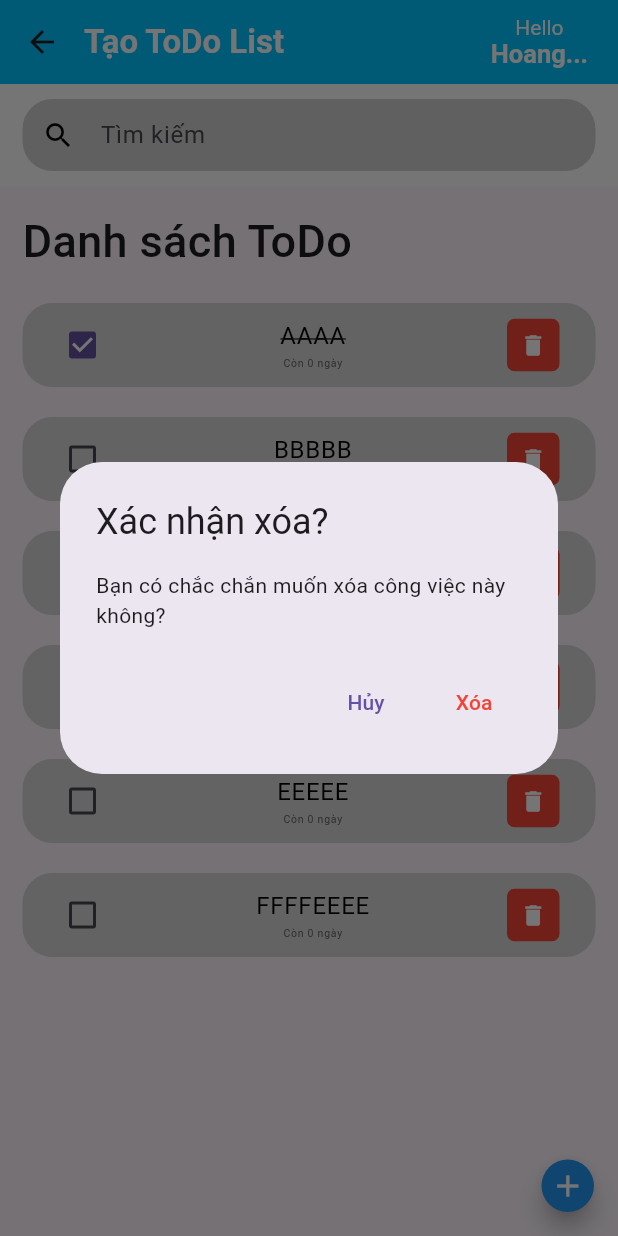
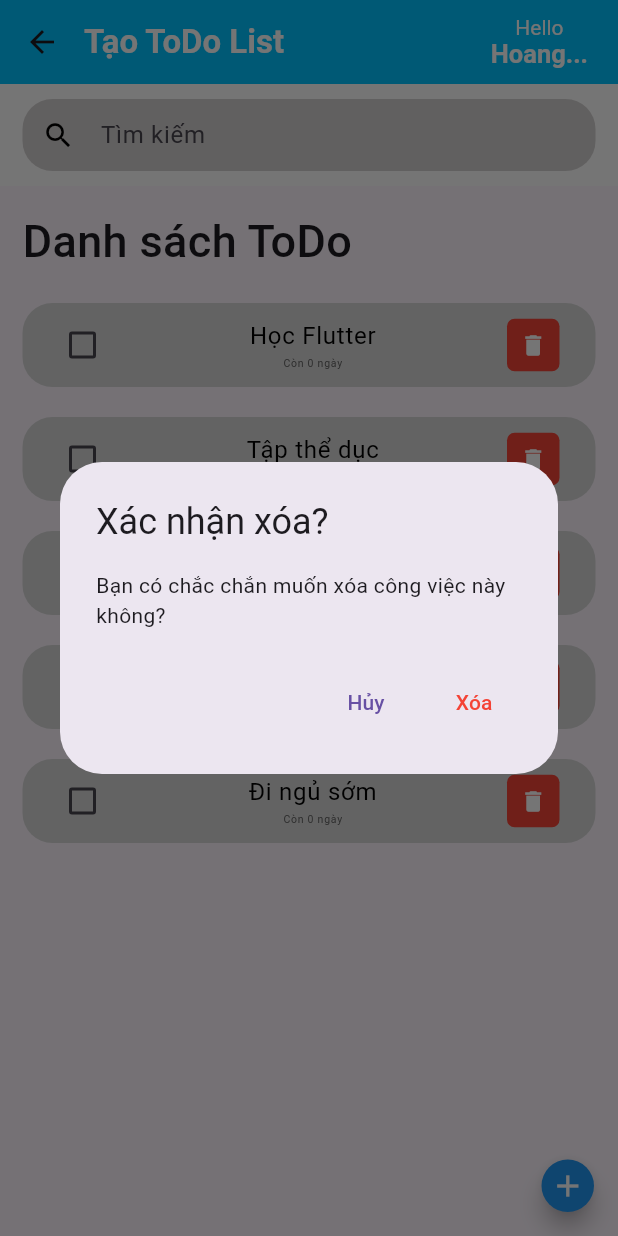
Before and after one commit to ZoeKerri/DoAnLTDD, a Flutter app: the TodoScreen screen opened directly, after a tap on the "delete" icon, on a phone screen of 412 x 824 dp. Run offline on Flutter 3.47's test engine with Material 3 defaults, Android fonts, the light colour scheme and no system bars; our stand-ins replace firebase_core, sqflite; accounts and stored records are empty.

Commit message:
update 1

```diff
--- /dev/null
+++ b/lib/database/database_helper.dart
@@ -0,0 +1,81 @@
+import 'package:sqflite/sqflite.dart';
+import 'package:path/path.dart';
+import 'package:doanltdd/models/todo.dart';
+
+class DatabaseHelper {
+  static final DatabaseHelper instance = DatabaseHelper._init();
+  static Database? _database;
+
+  DatabaseHelper._init();
+
+  Future<Database> get database async {
+    if (_database != null) return _database!;
+    _database = await _initDB('todo_database.db');
+    return _database!;
+  }
+
+  Future<Database> _initDB(String filePath) async {
+    print("⏳ Getting database path...");
+    final dbPath = await getDatabasesPath();
+    print("📂 Database path retrieved: $dbPath"); // Nếu không in ra => lỗi
+
+    final path = join(dbPath, filePath);
+    print("📂 Full database path: $path");
+
+    return await openDatabase(
+      path,
+      version: 1,
+      onCreate: _createDB,
+    );
+  }
+
+
+
+  Future<void> _createDB(Database db, int version) async {
+    await db.execute('''
+      CREATE TABLE ToDo (
+        id TEXT PRIMARY KEY,
+        ToDoText TEXT NOT NULL,
+        priority INTEGER,
+        isNotify INTEGER,
+        date TEXT,
+        isDone INTEGER
+      )
+    ''');
+  }
+
+  //k có kiểu boolean nên xài interger
+
+  // Thêm ToDo vào SQLite
+  Future<int> insertToDo(ToDo todo) async {
+    final db = await database;
+    return await db.insert('ToDo', todo.toMap());
+  }
+
+  // Lấy danh sách tất cả ToDo
+  Future<List<ToDo>> getAllToDos() async {
+    final db = await database;
+    final List<Map<String, dynamic>> maps = await db.query('ToDo');
+
+    return List.generate(maps.length, (i) {
+      return ToDo.fromMap(maps[i]);
+    });
+  }
+
+  // Cập nhật trạng thái hoàn thành
+  Future<int> updateToDo(ToDo todo) async {
+    final db = await database;
+    return await db.update(
+      'ToDo',
+      todo.toMap(),
+      where: 'id = ?',
+      whereArgs: [todo.id],
+    );
+  }
+
+  // Xóa ToDo theo ID
+  Future<int> deleteToDo(String id) async {
+    final db = await database;
+    return await db.delete('ToDo', where: 'id = ?', whereArgs: [id]);
+  }
+}
--- a/lib/models/todo.dart
+++ b/lib/models/todo.dart
@@ -1,8 +1,8 @@
 class ToDo {
   String? id;
   String? ToDoText;
-  int ?priority;
-  bool ?isNotify;
+  int? priority;
+  bool? isNotify;
   DateTime? date;
   bool isDone;
 
@@ -15,14 +15,30 @@ class ToDo {
     this.isDone = false,
   });
 
-  static List<ToDo> ToDoList(){
-    return [
-      ToDo(id: "1", ToDoText: "AAAA", date: DateTime(2025,3,9,12,30), isDone: true),
-      ToDo(id: "2", ToDoText: "BBBBB", date: DateTime(2025,3,9)),
-      ToDo(id: "3", ToDoText: "CCCCC", date: DateTime(2025,3,9)),
-      ToDo(id: "4", ToDoText: "DDDDD", date: DateTime(2025,3,9)),
-      ToDo(id: "5", ToDoText: "EEEEE", date: DateTime(2025,3,9)),
-      ToDo(id: "6", ToDoText: "FFFFEEEE", date: DateTime(2025,3,9)),
-    ];
+  Map<String, dynamic> toMap() {
+    return {
+      'id': id,
+      'ToDoText': ToDoText,
+      'priority': priority,
+      'isNotify': isNotify == true ? 1 : 0,
+      'date': date?.toIso8601String(),
+      'isDone': isDone ? 1 : 0,
+    };
   }
+
+  factory ToDo.fromMap(Map<String, dynamic> map) {
+    return ToDo(
+      id: map['id'],
+      ToDoText: map['ToDoText'],
+      priority: map['priority'],
+      isNotify: map['isNotify'] == 1,
+      date: map['date'] != null
+          ? (map['date'] is int
+              ? DateTime.fromMillisecondsSinceEpoch(map['date'])
+              : DateTime.tryParse(map['date']) ?? DateTime.fromMillisecondsSinceEpoch(int.parse(map['date'])))
+          : null,
+      isDone: map['isDone'] == 1,
+    );
+  }
+
 }
--- a/lib/screens/todo_screen.dart
+++ b/lib/screens/todo_screen.dart
@@ -1,6 +1,8 @@
 import 'package:flutter/material.dart';
 import '../models/todo.dart';
 import '../components/todo_items.dart';
+import '../database/database_helper.dart';
+import '../models/todo.dart';
 
 class TodoScreen extends StatefulWidget {
   TodoScreen({Key? key}) : super(key: key);
@@ -10,20 +12,47 @@ class TodoScreen extends StatefulWidget {
 }
 
 class _HomeState extends State<TodoScreen> {
-  List<ToDo> todoList = ToDo.ToDoList();
+  List<ToDo> todoList = [];
   List<ToDo> _foundToDoLlist = [];
 
   @override
-  void initState(){
-    _foundToDoLlist = todoList;
+  void initState() {
   super.initState();
+  _initializeToDoList();
   }
 
-  void _deleteToDoItem(String id) {
+  void _initializeToDoList() async {
+    List<ToDo> data = await DatabaseHelper.instance.getAllToDos();
+
+    if (data.isEmpty) {
+      List<ToDo> defaultTodos = [
+        ToDo(id: "1", ToDoText: "Học Flutter", priority: 1, isNotify: false, date: DateTime.now()),
+        ToDo(id: "2", ToDoText: "Tập thể dục", priority: 2, isNotify: false, date: DateTime.now()),
+        ToDo(id: "3", ToDoText: "Đọc sách", priority: 2, isNotify: true, date: DateTime.now()),
+        ToDo(id: "4", ToDoText: "Viết báo cáo", priority: 1, isNotify: false, date: DateTime.now()),
+        ToDo(id: "5", ToDoText: "Đi ngủ sớm", priority: 3, isNotify: false, date: DateTime.now()),
+      ];
+
+      for (var todo in defaultTodos) {
+        await DatabaseHelper.instance.insertToDo(todo);
+      }
+
+      data = await DatabaseHelper.instance.getAllToDos();
+    }
+
+    setState(() {
+      todoList = data;
+      _foundToDoLlist = data;
+    });
+  }
+
+  void _deleteToDoItem(String id) async {
+    await DatabaseHelper.instance.deleteToDo(id);
     setState(() {
       todoList.removeWhere((item) => item.id == id);
     });
   }
+
 
   void _searching(String enteredKey)
   {
@@ -45,7 +74,7 @@ class _HomeState extends State<TodoScreen> {
     });
   }
 
-  void _showBottomSheet(ToDo ?t) {
+void _showBottomSheet(ToDo? t) {
   TextEditingController _textController = TextEditingController(text: t?.ToDoText ?? "");
   int _selectedRadio = t?.priority ?? 1;
   bool _switchValue = t?.isNotify ?? false;
@@ -76,7 +105,7 @@ class _HomeState extends State<TodoScreen> {
                   SizedBox(height: 16),
                   Column(
                     children: [
-                        RadioListTile(//demo radio check
+                      RadioListTile(
                         title: Text("Quan trọng"),
                         value: 1,
                         groupValue: _selectedRadio,
@@ -107,7 +136,7 @@ class _HomeState extends State<TodoScreen> {
                     mainAxisAlignment: MainAxisAlignment.spaceBetween,
                     children: [
                       Text("Bật/Tắt thông báo"),
-                        Switch(//demo switch
+                      Switch(
                         value: _switchValue,
                         onChanged: (bool value) {
                           setState(() => _switchValue = value);
@@ -122,7 +151,7 @@ class _HomeState extends State<TodoScreen> {
                       Text("Ngày: ${_selectedDate.day}/${_selectedDate.month}/${_selectedDate.year}"),
                       ElevatedButton(
                         onPressed: () async {
-                            DateTime? pickedDate = await showDatePicker(//demo datepicker
+                          DateTime? pickedDate = await showDatePicker(
                             context: context,
                             initialDate: _selectedDate,
                             firstDate: DateTime(2000),
@@ -143,7 +172,7 @@ class _HomeState extends State<TodoScreen> {
                       Text("Giờ: ${_selectedTime.hour}:${_selectedTime.minute}"),
                       ElevatedButton(
                         onPressed: () async {
-                            TimeOfDay? pickedTime = await showTimePicker(//demo TimePicker
+                          TimeOfDay? pickedTime = await showTimePicker(
                             context: context,
                             initialTime: _selectedTime,
                           );
@@ -165,27 +194,9 @@ class _HomeState extends State<TodoScreen> {
                       ),
                       SizedBox(width: 8),
                       ElevatedButton(
-                          onPressed: () {
+                        onPressed: () async {
                           Navigator.of(context).pop();
 
-                            if(t != null)
-                            {
-                              t.ToDoText = _textController.text;
-                              t.priority = _selectedRadio;
-                              t.isNotify = _switchValue;
-                              t.date = DateTime(
-                            _selectedDate.year,
-                            _selectedDate.month,
-                            _selectedDate.day,
-                            _selectedTime.hour,
-                            _selectedTime.minute,
-                            );
-                            }
-                            else{
-                              String toDoID = getID();
-                            String toDoText = _textController.text;
-                            int priority = _selectedRadio;
-                            bool notificationEnabled = _switchValue;
                           DateTime selectedDateTime = DateTime(
                             _selectedDate.year,
                             _selectedDate.month,
@@ -194,16 +205,30 @@ class _HomeState extends State<TodoScreen> {
                             _selectedTime.minute,
                           );
 
+                          if (t != null) {
+                            // Cập nhật dữ liệu
+                            t.ToDoText = _textController.text;
+                            t.priority = _selectedRadio;
+                            t.isNotify = _switchValue;
+                            t.date = selectedDateTime;
+
+                            // Gọi hàm update database
+                            await DatabaseHelper.instance.updateToDo(t);
+                            setState(() {});
+                          } else {
+                            String toDoID = getID();
                             ToDo newToDo = ToDo(
                               id: toDoID,
-                              ToDoText: toDoText,
-                              priority: priority,
-                              isNotify: notificationEnabled,
+                              ToDoText: _textController.text,
+                              priority: _selectedRadio,
+                              isNotify: _switchValue,
                               date: selectedDateTime,
                             );
 
+                            await DatabaseHelper.instance.insertToDo(newToDo);
                             _addToDo(newToDo);
                           }
+
                         },
                         child: Text(t != null ? "Lưu" : "OK"),
                       ),
@@ -219,7 +244,9 @@ class _HomeState extends State<TodoScreen> {
   }
 
 
-  void _addToDo(ToDo t) {
+
+  void _addToDo(ToDo t) async {
+    await DatabaseHelper.instance.insertToDo(t);
     setState(() {
       todoList.add(t);
     });
--- a/pubspec.yaml
+++ b/pubspec.yaml
@@ -34,6 +34,9 @@ dependencies:
   # The following adds the Cupertino Icons font to your application.
   # Use with the CupertinoIcons class for iOS style icons.
   cupertino_icons: ^1.0.8
+  firebase_core: ^3.12.1
+  sqflite: ^2.3.2
+  path_provider: ^2.1.2
 
 dev_dependencies:
   flutter_test:
```
Also changed, not shown: lib/main.dart (+21 -2 lines), lib/firebase_options.dart (added). Lines whose indentation alone changed are shown as unchanged.
